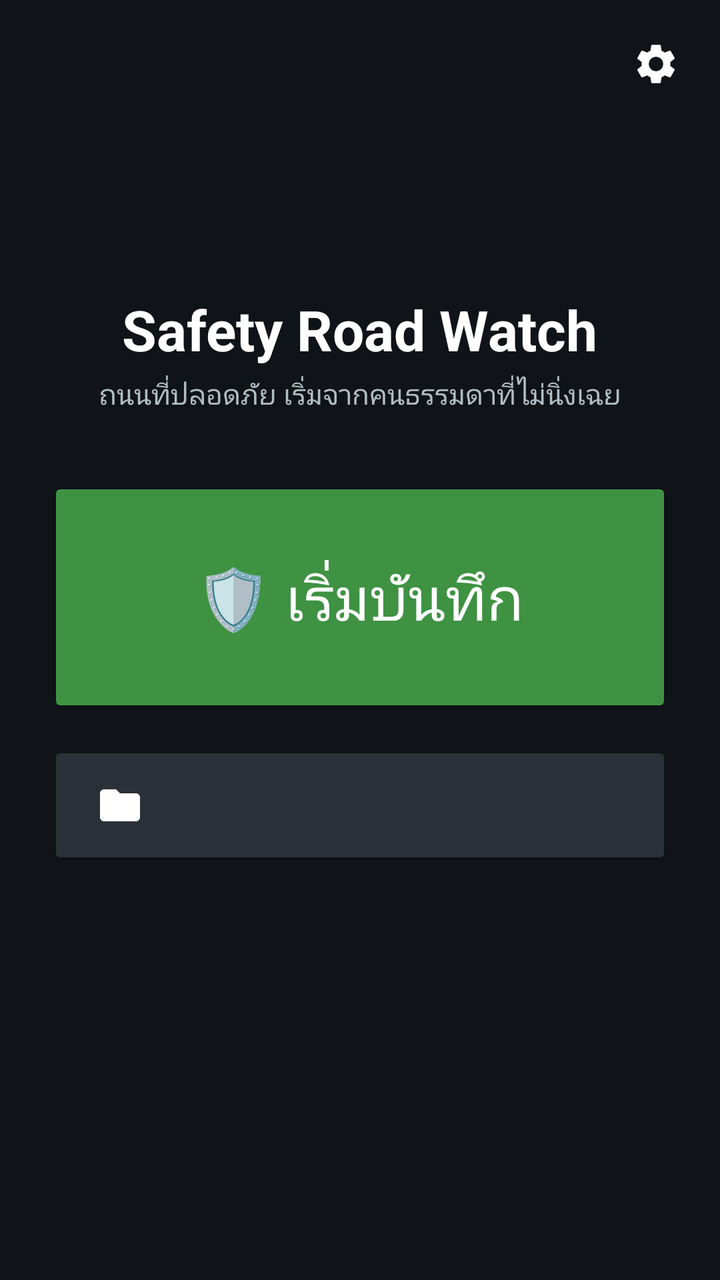
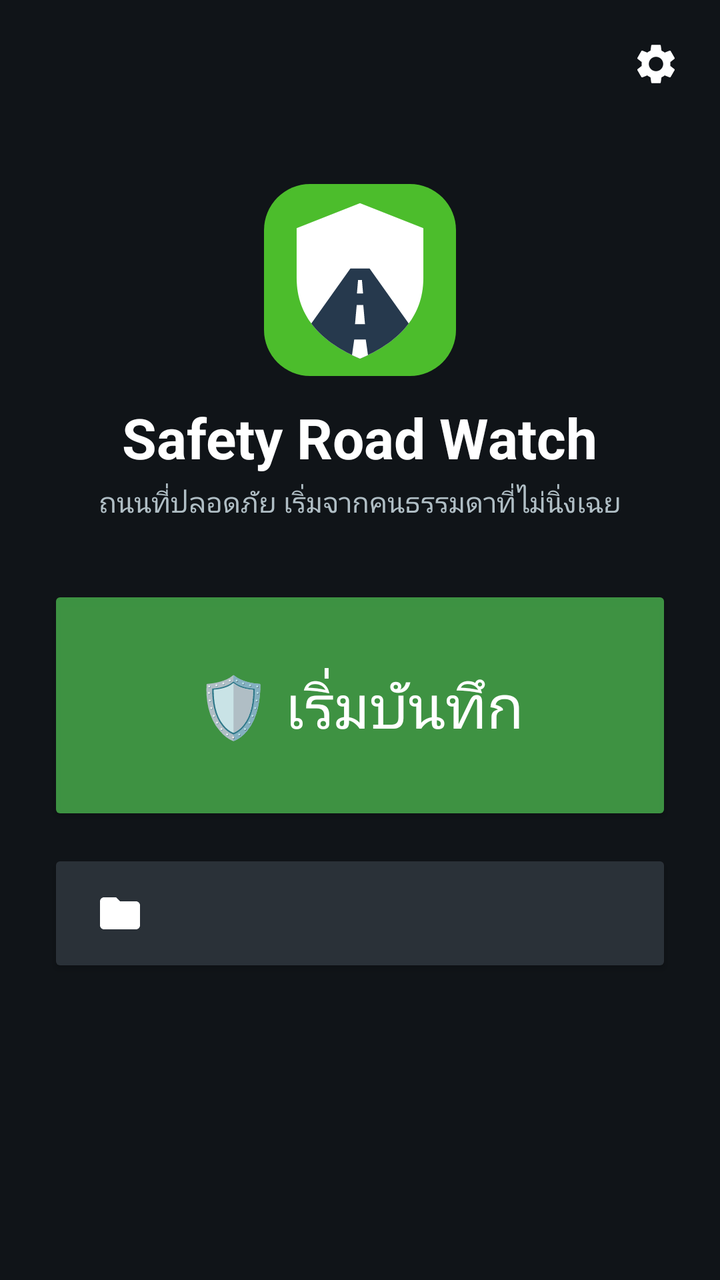

Before-and-after screenshots of an Android layout around one commit, followed by the original layout XML and the change that was made.
<!-- AndroidManifest.xml: application theme Theme.AppCompat.DayNight.NoActionBar -->
<!-- res/layout/activity_home.xml -->
<?xml version="1.0" encoding="utf-8"?>
<FrameLayout xmlns:android="http://schemas.android.com/apk/res/android"
    android:layout_width="match_parent"
    android:layout_height="match_parent"
    android:background="#101418">

    <ScrollView
        android:layout_width="match_parent"
        android:layout_height="match_parent"
        android:fillViewport="true">

        <LinearLayout
            android:layout_width="match_parent"
            android:layout_height="wrap_content"
            android:gravity="center"
            android:orientation="vertical"
            android:padding="24dp">

            <TextView
                android:layout_width="wrap_content"
                android:layout_height="wrap_content"
                android:text="@string/app_name"
                android:textColor="#FFFFFF"
                android:textSize="28sp"
                android:textStyle="bold" />

            <TextView
                android:layout_width="wrap_content"
                android:layout_height="wrap_content"
                android:layout_marginTop="4dp"
                android:gravity="center"
                android:text="@string/home_tagline"
                android:textColor="#B0BEC5"
                android:textSize="14sp" />

            <Button
                android:id="@+id/btnStart"
                android:layout_width="match_parent"
                android:layout_height="120dp"
                android:layout_marginTop="32dp"
                android:backgroundTint="#E643A047"
                android:text="@string/home_start"
                android:textColor="#FFFFFF"
                android:textSize="30sp" />

            <Button
                android:id="@+id/btnLibrary"
                android:layout_width="match_parent"
                android:layout_height="64dp"
                android:layout_marginTop="12dp"
                android:backgroundTint="#2A3138"
                android:drawableStart="@drawable/ic_folder"
                android:drawablePadding="12dp"
                android:paddingStart="24dp"
                android:paddingEnd="24dp"
                android:textColor="#FFFFFF"
                android:textSize="18sp" />

            <TextView
                android:id="@+id/readiness"
                android:layout_width="wrap_content"
                android:layout_height="wrap_content"
                android:layout_marginTop="24dp"
                android:gravity="center"
                android:padding="8dp"
                android:textColor="#B0BEC5"
                android:textSize="14sp" />
        </LinearLayout>
    </ScrollView>

    <ImageButton
        android:id="@+id/btnSettings"
        android:layout_width="48dp"
        android:layout_height="48dp"
        android:layout_gravity="top|end"
        android:layout_margin="8dp"
        android:background="?attr/selectableItemBackgroundBorderless"
        android:contentDescription="@string/home_settings"
        android:src="@drawable/ic_settings" />
</FrameLayout>
<!-- resources referenced by this layout -->
<resources>
  <!-- drawable ic_folder (drawable) -->
  <vector xmlns:android="http://schemas.android.com/apk/res/android"
      android:width="24dp"
      android:height="24dp"
      android:viewportWidth="24"
      android:viewportHeight="24">
      <path
          android:fillColor="#FFFFFFFF"
          android:pathData="M10,4H4c-1.1,0 -1.99,0.9 -1.99,2L2,18c0,1.1 0.9,2 2,2h16c1.1,0 2,-0.9 2,-2V8c0,-1.1 -0.9,-2 -2,-2h-8l-2,-2z" />
  </vector>
  <!-- drawable ic_settings (drawable) -->
  <vector xmlns:android="http://schemas.android.com/apk/res/android"
      android:width="24dp"
      android:height="24dp"
      android:viewportWidth="24"
      android:viewportHeight="24">
      <path
          android:fillColor="#FFFFFFFF"
          android:pathData="M19.14,12.94c0.04,-0.3 0.06,-0.61 0.06,-0.94c0,-0.32 -0.02,-0.64 -0.07,-0.94l2.03,-1.58c0.18,-0.14 0.23,-0.41 0.12,-0.61l-1.92,-3.32c-0.12,-0.22 -0.37,-0.29 -0.59,-0.22l-2.39,0.96c-0.5,-0.38 -1.03,-0.7 -1.62,-0.94L14.4,2.81c-0.04,-0.24 -0.24,-0.41 -0.48,-0.41h-3.84c-0.24,0 -0.43,0.17 -0.47,0.41L9.25,5.35C8.66,5.59 8.12,5.92 7.63,6.29L5.24,5.33c-0.22,-0.08 -0.47,0 -0.59,0.22L2.74,8.87C2.62,9.08 2.66,9.34 2.86,9.48l2.03,1.58C4.84,11.36 4.8,11.69 4.8,12s0.02,0.64 0.07,0.94l-2.03,1.58c-0.18,0.14 -0.23,0.41 -0.12,0.61l1.92,3.32c0.12,0.22 0.37,0.29 0.59,0.22l2.39,-0.96c0.5,0.38 1.03,0.7 1.62,0.94l0.36,2.54c0.05,0.24 0.24,0.41 0.48,0.41h3.84c0.24,0 0.44,-0.17 0.47,-0.41l0.36,-2.54c0.59,-0.24 1.13,-0.56 1.62,-0.94l2.39,0.96c0.22,0.08 0.47,0 0.59,-0.22l1.92,-3.32c0.12,-0.22 0.07,-0.47 -0.12,-0.61L19.14,12.94zM12,15.6c-1.98,0 -3.6,-1.62 -3.6,-3.6s1.62,-3.6 3.6,-3.6s3.6,1.62 3.6,3.6S13.98,15.6 12,15.6z" />
  </vector>
  <string name="app_name">Safety Road Watch</string>
  <string name="home_settings">ตั้งค่า</string>
  <string name="home_start">🛡️ เริ่มบันทึก</string>
  <string name="home_tagline">ถนนที่ปลอดภัย เริ่มจากคนธรรมดาที่ไม่นิ่งเฉย</string>
</resources>

<!-- the commit's change to res/layout/activity_home.xml (unified diff, before → after) -->
@@ -15,6 +15,13 @@
             android:gravity="center"
             android:orientation="vertical"
             android:padding="24dp">
+
+            <ImageView
+                android:layout_width="96dp"
+                android:layout_height="96dp"
+                android:layout_marginBottom="12dp"
+                android:importantForAccessibility="no"
+                android:src="@drawable/ic_logo" />
 
             <TextView
                 android:layout_width="wrap_content"
<!-- resource entries referenced after the edit -->
@@ -9,6 +9,17 @@
       <path
           android:fillColor="#FFFFFFFF"
           android:pathData="M10,4H4c-1.1,0 -1.99,0.9 -1.99,2L2,18c0,1.1 0.9,2 2,2h16c1.1,0 2,-0.9 2,-2V8c0,-1.1 -0.9,-2 -2,-2h-8l-2,-2z" />
+  </vector>
+  <!-- drawable ic_logo (drawable) -->
+  <?xml version="1.0" encoding="utf-8"?>
+  <vector xmlns:android="http://schemas.android.com/apk/res/android"
+      android:width="96dp"
+      android:height="96dp"
+      android:viewportWidth="100"
+      android:viewportHeight="100">
+      <path android:pathData="M24,0 H76 A24,24 0 0 1 100,24 V76 A24,24 0 0 1 76,100 H24 A24,24 0 0 1 0,76 V24 A24,24 0 0 1 24,0 Z" android:fillColor="#4cbd2c"/>
+      <path android:pathData="M50,10 L83,23 V49 C83,70 69,83 50,91 C31,83 17,70 17,49 V23 Z" android:fillColor="#ffffff"/>
+      <group><clip-path android:pathData="M50,10 L83,23 V49 C83,70 69,83 50,91 C31,83 17,70 17,49 V23 Z"/><path android:pathData="M45,44 L55,44 L92,96 L8,96 Z" android:fillColor="#26394d"/><path android:pathData="M49,50 L51,50 L51.6,57 L48.4,57 Z" android:fillColor="#ffffff"/><path android:pathData="M48.3,63 L51.7,63 L52.6,73 L47.4,73 Z" android:fillColor="#ffffff"/><path android:pathData="M47,81 L53,81 L55,95 L45,95 Z" android:fillColor="#ffffff"/></group>
   </vector>
   <!-- drawable ic_settings (drawable) -->
   <vector xmlns:android="http://schemas.android.com/apk/res/android"
